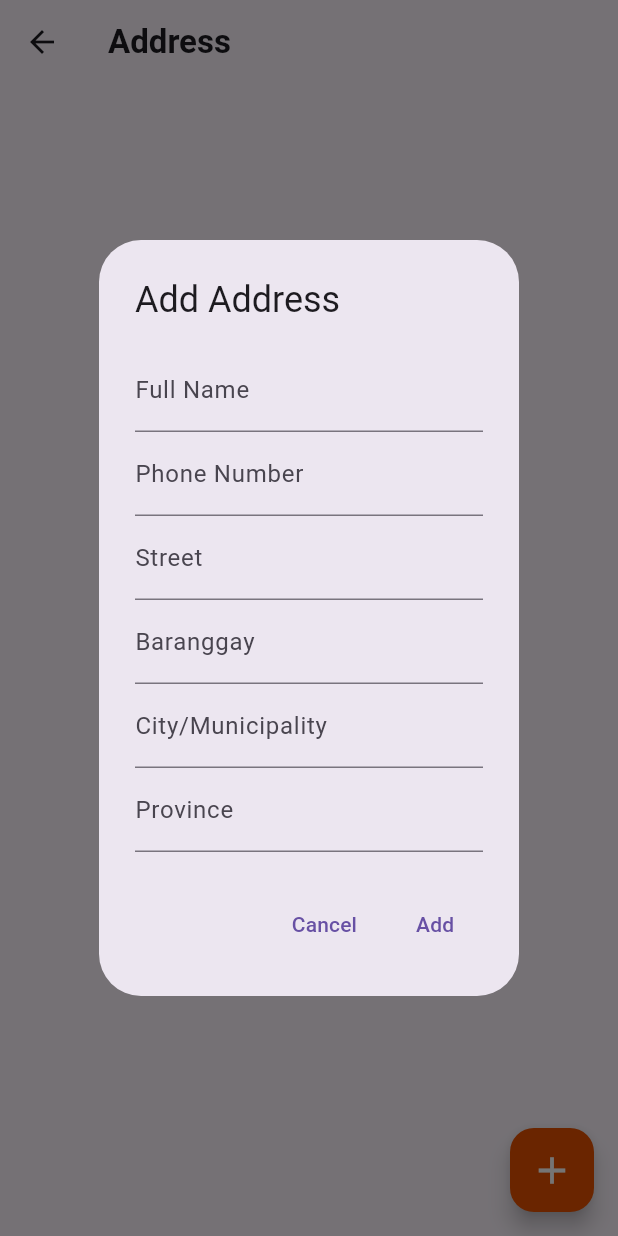
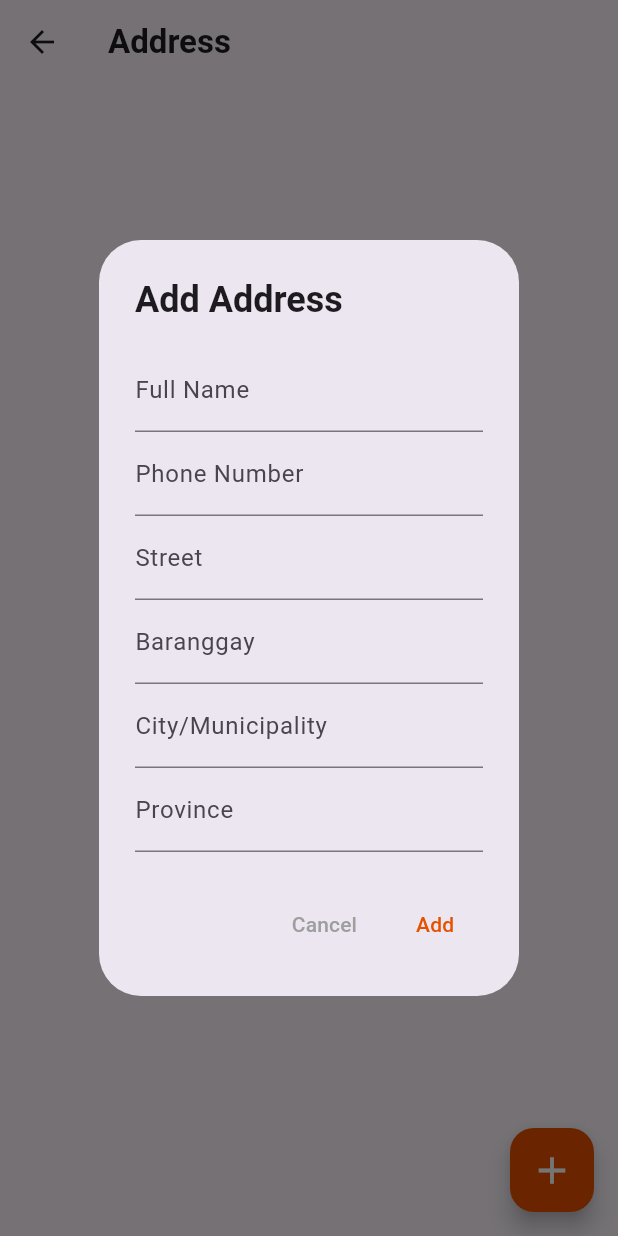
Before and after one commit to TechPyllars2024/AutoCareCarOwners, a Flutter app: the CarOwnerAddress screen opened directly, after a tap on the "add" icon, on a phone screen of 412 x 824 dp. Run offline on Flutter 3.47's test engine with Material 3 defaults, Android fonts, the phone set to English and light mode, and no system bars; our stand-ins replace cloud_firestore, curved_navigation_bar, firebase_auth, firebase_core, firebase_storage, flutter_animate and 4 more; missing offline and left inert: flutter_pannable_rating_bar; accounts and stored records are empty.

Commit message:
update: address moodal

```diff
--- a/lib/ProfileManagement/screens/car_owner_addresses.dart
+++ b/lib/ProfileManagement/screens/car_owner_addresses.dart
@@ -79,7 +79,7 @@ class _CarOwnerAddressState extends State<CarOwnerAddress> {
       context: context,
       builder: (context) {
         return AlertDialog(
-          title: Text(address == null ? 'Add Address' : 'Edit Address'),
+          title: Text(address == null ? 'Add Address' : 'Edit Address', style: TextStyle(fontWeight: FontWeight.bold),),
           content: SingleChildScrollView(
             child: Form(
               key: formKey,
@@ -163,7 +163,7 @@ class _CarOwnerAddressState extends State<CarOwnerAddress> {
               onPressed: () {
                 Navigator.of(context).pop();
               },
-              child: const Text('Cancel'),
+              child: Text('Cancel', style: TextStyle(color: Colors.grey),),
             ),
             TextButton(
               onPressed: () async {
@@ -190,7 +190,7 @@ class _CarOwnerAddressState extends State<CarOwnerAddress> {
                   Navigator.of(context).pop();
                 }
               },
-              child: Text(address == null ? 'Add' : 'Update'),
+              child: Text(address == null ? 'Add' : 'Update', style: TextStyle(color: Colors.orange.shade900),),
             ),
           ],
         );
```
